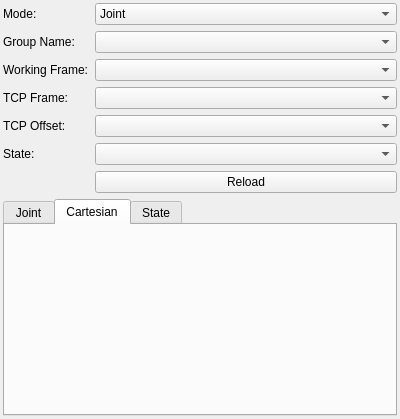
Before: the Qt Designer form manipulation/include/tesseract_qt/manipulation/manipulation_widget.ui in tesseract-robotics/tesseract_qt, drawn with Qt 5.
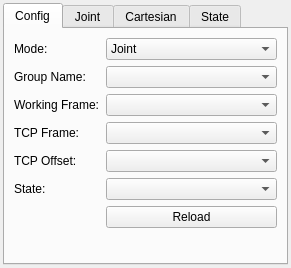
After: the same form once the commit is applied. Custom widgets are drawn as their Qt base class.

Commit message: Update manipulation widget to be more compact

```diff
--- a/manipulation/include/tesseract_qt/manipulation/manipulation_widget.ui
+++ b/manipulation/include/tesseract_qt/manipulation/manipulation_widget.ui
@@ -6,8 +6,8 @@
    <rect>
     <x>0</x>
     <y>0</y>
-    <width>400</width>
-    <height>419</height>
+    <width>291</width>
+    <height>268</height>
    </rect>
   </property>
   <property name="sizePolicy">
@@ -36,6 +36,16 @@
     <number>3</number>
    </property>
    <item>
+    <widget class="QTabWidget" name="tabWidget">
+     <property name="currentIndex">
+      <number>0</number>
+     </property>
+     <widget class="QWidget" name="config_tab">
+      <attribute name="title">
+       <string>Config</string>
+      </attribute>
+      <layout class="QVBoxLayout" name="verticalLayout_4">
+       <item>
     <widget class="QFrame" name="frame">
      <property name="frameShape">
       <enum>QFrame::NoFrame</enum>
@@ -144,11 +154,8 @@
      </layout>
     </widget>
    </item>
-   <item>
-    <widget class="QTabWidget" name="tabWidget">
-     <property name="currentIndex">
-      <number>1</number>
-     </property>
+      </layout>
+     </widget>
      <widget class="QWidget" name="joint_tab">
       <property name="sizePolicy">
        <sizepolicy hsizetype="Expanding" vsizetype="Expanding">
```
Lines whose indentation alone changed are shown as unchanged.
